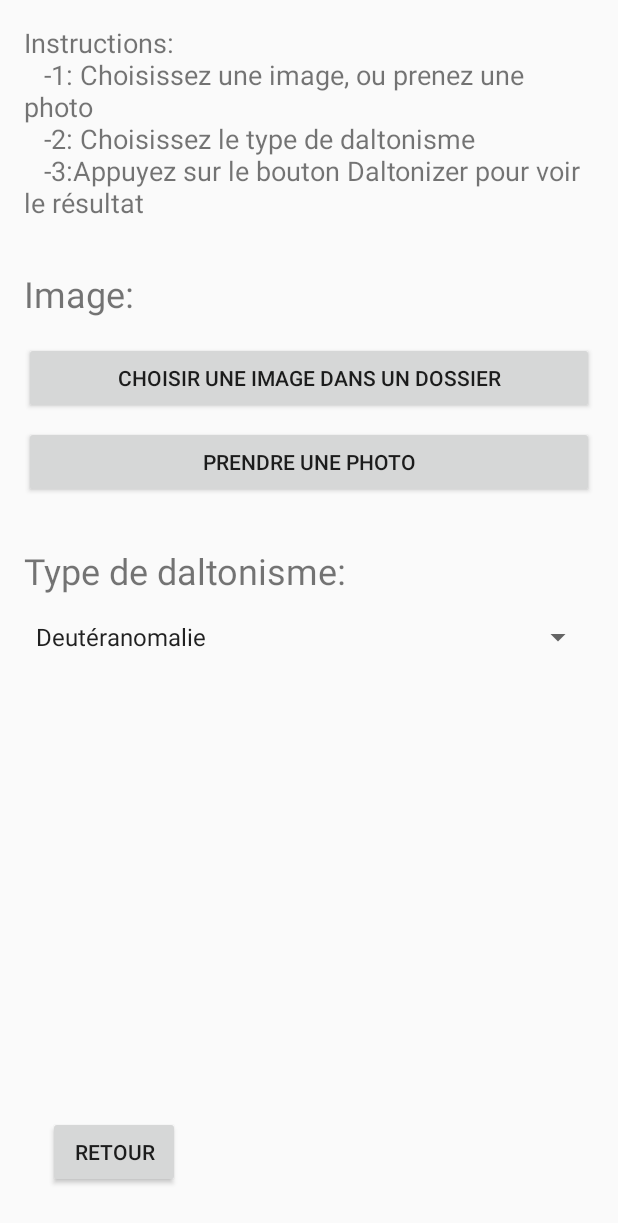
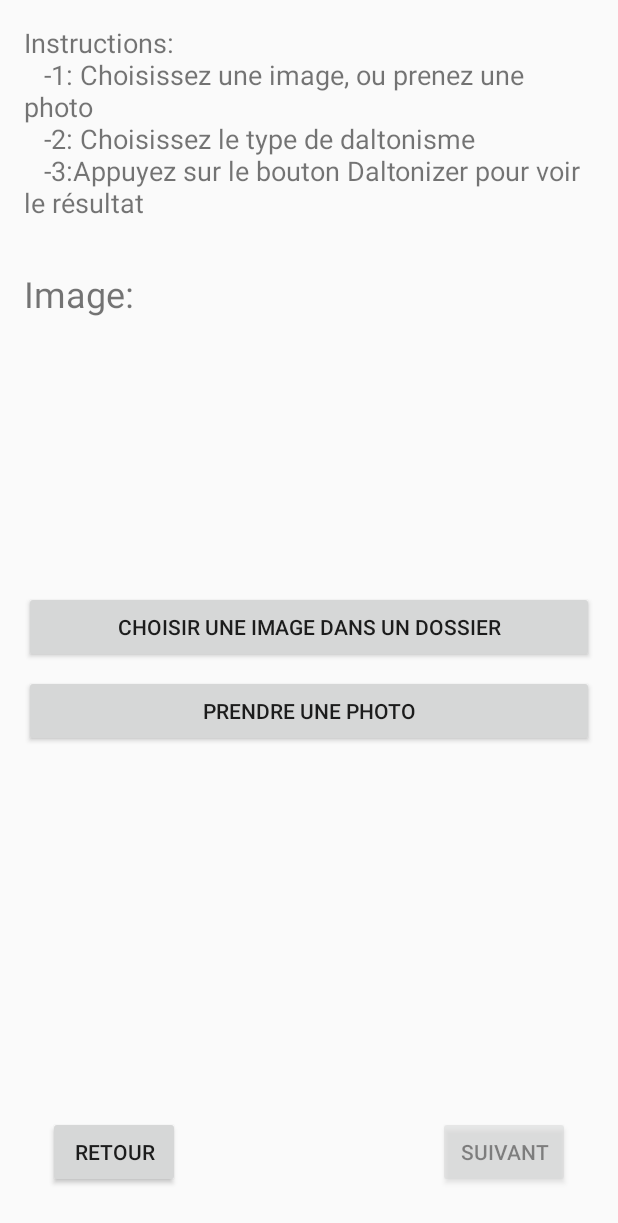
Before and after one commit to OscarAFK/Daltonizator, an Android app: the configureImage screen opened directly, with no data from a screen before it, on a phone screen of 412 x 824 dp. Shown: the top 1223 px of the screen. Run offline under Robolectric (Android 15) with nearby library versions, the phone set to English and light mode, and no system bars.

Commit message:
Mise en forme des activités, mise en place de la selection de photo dans la galerie.

```diff
--- a/app/src/main/java/com/example/daltonizator/configureImage.java
+++ b/app/src/main/java/com/example/daltonizator/configureImage.java
@@ -1,40 +1,78 @@
 package com.example.daltonizator;
 
 import androidx.appcompat.app.AppCompatActivity;
+import androidx.core.app.ActivityCompat;
+import androidx.core.content.ContextCompat;
 
+import android.Manifest;
+import android.content.Intent;
+import android.content.pm.PackageManager;
+import android.net.Uri;
 import android.os.Bundle;
+import android.provider.MediaStore;
 import android.view.View;
 import android.widget.AdapterView;
 import android.widget.ArrayAdapter;
+import android.widget.Button;
+import android.widget.ImageView;
 import android.widget.Spinner;
 
-public class configureImage extends AppCompatActivity implements AdapterView.OnItemSelectedListener {
+public class configureImage extends AppCompatActivity {
+
+    private static final int PICK_IMAGE = 100;
+    Uri imageUri;
+    ImageView imageView;
+    Button buttonSuivant;
+
 
     @Override
     protected void onCreate(Bundle savedInstanceState) {
         super.onCreate(savedInstanceState);
         setContentView(R.layout.activity_configure_image);
 
-        /*Spinner spinner = findViewById(R.id.dropdownTypeDaltonisme);
-        ArrayAdapter<CharSequence> adapter = ArrayAdapter.createFromResource(this,
-                R.array.dropdownTypeDeDaltonisme, android.R.layout.simple_spinner_item);
-        adapter.setDropDownViewResource(android.R.layout.simple_spinner_dropdown_item);
-        spinner.setAdapter(adapter);
-        spinner.setOnItemSelectedListener(this);*/
-
+        buttonSuivant = findViewById(R.id.buttonSuivant);
+        buttonSuivant.setAlpha(.5f);
+        buttonSuivant.setClickable(false);
+        imageView = findViewById(R.id.imageSelect);
+        imageView.setImageResource(android.R.color.transparent);
     }
 
     public void closeActivity(View view){
         finish();
     }
 
-    @Override
-    public void onItemSelected(AdapterView<?> parent, View view, int position, long id) {
+    public void chooseDaltonism(View view){
+        Intent intent = new Intent(this,choisirTypeDaltonisme.class);
 
+        intent.putExtra("imageUri",imageUri.toString());
+
+        startActivity(intent);
+    }
+
+    public void openGallery(View view){
+
+        if (ContextCompat.checkSelfPermission(configureImage.this, Manifest.permission.READ_EXTERNAL_STORAGE)
+                != PackageManager.PERMISSION_GRANTED) {
+            ActivityCompat.requestPermissions(configureImage.this,
+                    new String[]{Manifest.permission.READ_EXTERNAL_STORAGE},
+                    0);
+
+        }
+
+        Intent gallery = new Intent(Intent.ACTION_PICK, MediaStore.Images.Media.INTERNAL_CONTENT_URI);
+        startActivityForResult(gallery,PICK_IMAGE);
     }
 
     @Override
-    public void onNothingSelected(AdapterView<?> parent) {
+    protected void onActivityResult(int requestCode, int resultCode, Intent data){
+        super.onActivityResult(requestCode, resultCode, data);
+        if(resultCode == RESULT_OK && requestCode==PICK_IMAGE){
+            if(data.getData()==null) return;
 
+            buttonSuivant.setAlpha(1f);
+            buttonSuivant.setClickable(true);
+            imageUri = data.getData();
+            imageView.setImageURI(imageUri);
+        }
     }
 }
--- a/app/src/main/res/layout/activity_a_propos.xml
+++ b/app/src/main/res/layout/activity_a_propos.xml
@@ -19,11 +19,11 @@
 
     <TextView
         android:id="@+id/textView"
-        android:layout_width="373dp"
-        android:layout_height="436dp"
+        android:layout_width="0dp"
+        android:layout_height="wrap_content"
         android:layout_marginEnd="16dp"
         android:layout_marginStart="16dp"
-        android:layout_marginTop="16dp"
+        android:layout_marginTop="28dp"
         android:text="@string/textAPropos"
         android:textSize="24sp"
         app:layout_constraintEnd_toEndOf="parent"
--- a/app/src/main/res/layout/activity_configure_image.xml
+++ b/app/src/main/res/layout/activity_configure_image.xml
@@ -5,6 +5,17 @@
     android:layout_width="match_parent"
     android:layout_height="match_parent"
     tools:context=".configureImage">
+
+    <Button
+        android:id="@+id/buttonSuivant"
+        android:layout_width="wrap_content"
+        android:layout_height="wrap_content"
+        android:layout_marginBottom="32dp"
+        android:layout_marginEnd="32dp"
+        android:onClick="chooseDaltonism"
+        android:text="@string/suivant"
+        app:layout_constraintBottom_toBottomOf="parent"
+        app:layout_constraintEnd_toEndOf="parent" />
 
     <Button
         android:id="@+id/button"
@@ -41,17 +52,6 @@
         app:layout_constraintStart_toStartOf="parent"
         app:layout_constraintTop_toBottomOf="@+id/textView2" />
 
-    <TextView
-        android:id="@+id/textView5"
-        android:layout_width="wrap_content"
-        android:layout_height="wrap_content"
-        android:layout_marginStart="16dp"
-        android:layout_marginTop="32dp"
-        android:text="@string/choixDaltonisme"
-        android:textSize="24sp"
-        app:layout_constraintStart_toStartOf="parent"
-        app:layout_constraintTop_toBottomOf="@+id/button3" />
-
     <Button
         android:id="@+id/button2"
         android:layout_width="0dp"
@@ -59,10 +59,11 @@
         android:layout_marginEnd="16dp"
         android:layout_marginStart="16dp"
         android:layout_marginTop="16dp"
+        android:onClick="openGallery"
         android:text="@string/choisirDsDossier"
         app:layout_constraintEnd_toEndOf="parent"
         app:layout_constraintStart_toStartOf="parent"
-        app:layout_constraintTop_toBottomOf="@+id/textView4" />
+        app:layout_constraintTop_toBottomOf="@+id/imageSelect" />
 
     <Button
         android:id="@+id/button3"
@@ -77,17 +78,18 @@
         app:layout_constraintStart_toStartOf="parent"
         app:layout_constraintTop_toBottomOf="@+id/button2" />
 
-    <Spinner
-        android:id="@+id/dropdownTypeDaltonisme"
+    <ImageView
+        android:id="@+id/imageSelect"
         android:layout_width="0dp"
-        android:layout_height="wrap_content"
+        android:layout_height="150dp"
         android:layout_marginEnd="16dp"
         android:layout_marginStart="16dp"
         android:layout_marginTop="16dp"
-        android:entries="@array/dropdownTypeDeDaltonisme"
-        android:spinnerMode="dropdown"
+        android:contentDescription="@string/imageChoisie"
         app:layout_constraintEnd_toEndOf="parent"
+        app:layout_constraintHorizontal_bias="0.0"
         app:layout_constraintStart_toStartOf="parent"
-        app:layout_constraintTop_toBottomOf="@+id/textView5" />
+        app:layout_constraintTop_toBottomOf="@+id/textView4"
+        app:srcCompat="@drawable/image_presentation" />
 
 </androidx.constraintlayout.widget.ConstraintLayout>
--- a/app/src/main/res/values/strings.xml
+++ b/app/src/main/res/values/strings.xml
@@ -11,7 +11,9 @@
     <string name="choisirDsDossier">Choisir une image dans un dossier</string>
     <string name="prendrePhoto">Prendre une photo</string>
     <string name="choixDaltonisme">Type de daltonisme:</string>
+    <string name="daltonizer">Daltonizer</string>
     <string-array name="dropdownTypeDeDaltonisme">
+        <item name="pasDeDaltonisme">Pas de daltonisme</item>
         <item name="deuteranomalie">Deutéranomalie</item>
         <item name="deuteranopie">Deutéranopie</item>
         <item name="protanomalie">Protanomalie</item>
@@ -20,5 +22,7 @@
         <item name="trianopie">Trianopie</item>
         <item name="achromatopsie">Achromatopsie</item>
     </string-array>
-    <string name="daltonizer">Daltonizer</string>
+    <string name="suivant">Suivant</string>
+    <string name="contentDescriptionHUE">HUE</string>
+    <string name="imageChoisie">Image choisie par l\'utilisateur</string>
 </resources>
```
Also changed, not shown: app/src/main/AndroidManifest.xml (+4 -3 lines), app/src/main/java/com/example/daltonizator/choisirTypeDaltonisme.java (added, +36 -0 lines), app/src/main/res/layout/activity_choisir_type_daltonisme.xml (added, +71 -0 lines), app/src/main/res/drawable/full_hue_normal.png (added).
